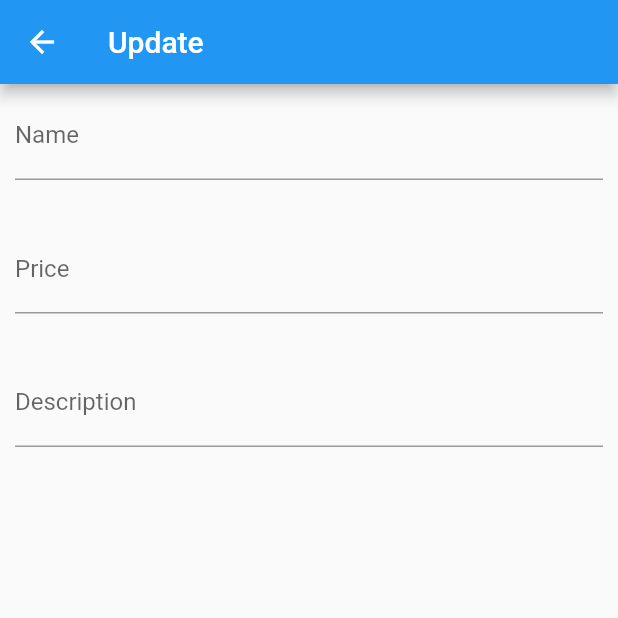
After one commit to triplem20/web_admin, a Flutter app: the UpdateForm screen opened by its route, on a phone screen of 412 x 824 dp, the top half of it. The commit adds this screen. Run offline on Flutter 3.47's test engine with Material 2 defaults, Android fonts, the phone set to English and light mode, and no system bars; our stand-ins replace cloud_firestore, file_picker, firebase_auth, firebase_core, firebase_storage, flutter_easyloading; missing offline and left inert: flutter_admin_scaffold; accounts and stored records are empty.

Commit message:
web admin

```diff
--- a/lib/main.dart
+++ b/lib/main.dart
@@ -8,7 +8,7 @@ import 'screens/manage_categories.dart';
 import 'screens/manage_services.dart';
 import 'screens/requests_screen.dart';
 import 'screens/home_screen.dart';
-import 'widgets/edit_button.dart';
+import 'widgets/update_form.dart';
 import 'screens/login_screen.dart';
 import 'screens/users_screen.dart';
 
@@ -48,7 +48,7 @@ class MyApp extends StatelessWidget {
         RequestsScreen.id:(context) =>RequestsScreen(),
         CategoryScreen.id:(context) =>CategoryScreen(),
         ServiceScreen.id:(context) =>ServiceScreen(),
-        UpdateButton.id:(context) =>UpdateButton(catId: _services.category.id),
+        UpdateForm.id:(context) =>UpdateForm(),
         UsersScreen.id:(context) => UsersScreen(),
 
       },
--- a/lib/screens/manage_categories.dart
+++ b/lib/screens/manage_categories.dart
@@ -47,7 +47,7 @@ clean(){
   saveImageTofirebase()async{
   firebase_storage.Reference ref =firebase_storage.FirebaseStorage.instance
       .ref('gs://flutter-topcare.appspot.com/CategoryImages/$fileName');
-  EasyLoading.show(status: "Loading..");
+  EasyLoading.show(status: "Saving..");
    try {
      await ref.putData(image);
      final imageUrl = await ref.getDownloadURL().then((value) =>
--- a/lib/screens/manage_services.dart
+++ b/lib/screens/manage_services.dart
@@ -221,6 +221,9 @@ class _ServiceScreenState extends State<ServiceScreen> {
 
                           controller: _price,
                           keyboardType: TextInputType.number,
+                          onChanged: (value) {
+                            double.parse(value);
+                          },
 
                           validator: (value){
                             if(value!.isEmpty){
@@ -248,7 +251,7 @@ class _ServiceScreenState extends State<ServiceScreen> {
                 TextButton(onPressed: (){
                   if(dropdownValue != null){
                     if(_formkey.currentState!.validate()){
-                      EasyLoading.show(status: 'Loading..');
+                      EasyLoading.show(status: 'Saving..');
                       saveServiceTofirebase();
 
 
--- a/lib/screens/requests_screen.dart
+++ b/lib/screens/requests_screen.dart
@@ -129,7 +129,7 @@ class RequestsScreen extends StatelessWidget {
                                     child: Row(
                                       children: [
                                         TextButton(onPressed: () {
-                                          _showAlertDialog(context, " Accept Request  ", "Are You Sure ?",_services.Requests.doc().id,_services.toString());
+                                          _showAlertDialog(context, " Accept Request  ", "Are You Sure ?",_services.Requests.doc().id,'');
                                         },
                                           child: Text("Accept",
                                               style: TextStyle(color: Colors.white,fontWeight: FontWeight.bold)),
--- /dev/null
+++ b/lib/widgets/update_form.dart
@@ -0,0 +1,84 @@
+import 'package:flutter/material.dart';
+import 'package:cloud_firestore/cloud_firestore.dart';
+import 'package:web_admin/widgets/update_widget.dart';
+import 'package:web_admin/services/firebase_services.dart';
+
+class UpdateForm extends StatefulWidget {
+  static const String id ="Update-Button";
+
+   UpdateForm({Key? key,
+
+
+  }) : super(key: key);
+
+  @override
+  State<UpdateForm> createState() => _UpdateFormState();
+
+}
+
+class _UpdateFormState extends State<UpdateForm> {
+  FirebaseServices _services = FirebaseServices();
+
+  TextEditingController nameController =TextEditingController();
+  TextEditingController priceController =TextEditingController();
+  TextEditingController infoController =TextEditingController();
+
+
+  _buildTextField(TextEditingController controller, String labeledText){
+    return Container(
+     padding: EdgeInsets.symmetric(horizontal: 10,vertical: 5),
+        child: TextField(
+        controller: controller,
+        decoration: InputDecoration(
+          labelText: labeledText,
+        ),
+        ),
+      );
+  }
+
+  @override
+  Widget build(BuildContext context) {
+    return Scaffold(
+      appBar:AppBar(
+        title:Text('Update'),),
+      body:  StreamBuilder<QuerySnapshot>(
+          stream: _services.services.snapshots(),
+          builder:(BuildContext context, AsyncSnapshot<QuerySnapshot> snapshot){
+
+        if(snapshot.hasError){
+    return Text("Error");
+    }
+        if(snapshot.connectionState ==ConnectionState.waiting){
+      return  Center(
+        child: CircularProgressIndicator(
+          color: Theme.of(context).colorScheme.primary,
+        ),
+      );
+    }
+    if(snapshot.hasData){
+      return
+        ListView(
+          children: <Widget>[
+            _buildTextField(nameController, 'Name'),
+            SizedBox(height: 20),
+            _buildTextField(priceController, 'Price'),
+            SizedBox(height: 20),
+            _buildTextField(infoController, 'Description'),
+
+
+          ],
+
+        );
+
+    } return  Center(
+      child: CircularProgressIndicator(
+        color: Theme.of(context).colorScheme.primary,
+      ),
+    );
+  }
+  ),
+    );
+
+  }
+
+}
--- a/lib/widgets/update_widget.dart
+++ b/lib/widgets/update_widget.dart
@@ -35,7 +35,6 @@ class _UpdateWidgetState extends State<UpdateWidget> {
     return Column(
       children: [
 
-
         TextFormField(
           controller: titleController,
           validator: (value){
@@ -51,8 +50,6 @@ class _UpdateWidgetState extends State<UpdateWidget> {
         ),
         ElevatedButton(onPressed: (){
           var collection= FirebaseFirestore.instance.collection("categories");
-
-
               collection
               .doc(widget.cat)
               .update({
--- a/pubspec.yaml
+++ b/pubspec.yaml
@@ -19,7 +19,7 @@ publish_to: 'none' # Remove this line if you wish to publish to pub.dev
 version: 1.0.0+1
 
 environment:
-  sdk: '>=2.19.0 <3.0.0'
+  sdk: ">=2.19.0 <3.0.0"
 
 # Dependencies specify other packages that your package needs in order to work.
 # To automatically upgrade your package dependencies to the latest versions
@@ -34,7 +34,7 @@ dependencies:
 
   cupertino_icons: ^1.0.2
   firebase_core: ^2.7.0
-  firebase_auth: ^4.2.10
+  firebase_auth: ^4.2.1
   cloud_firestore: ^4.4.4
   firebase_storage: ^11.0.15
   flutter_admin_scaffold: ^1.1.2
```
Also changed, not shown: lib/widgets/category_list.dart (+4 -10 lines), lib/widgets/edit_button.dart (deleted, +0 -52 lines), lib/widgets/service_list.dart (+25 -16 lines), pubspec.lock.
